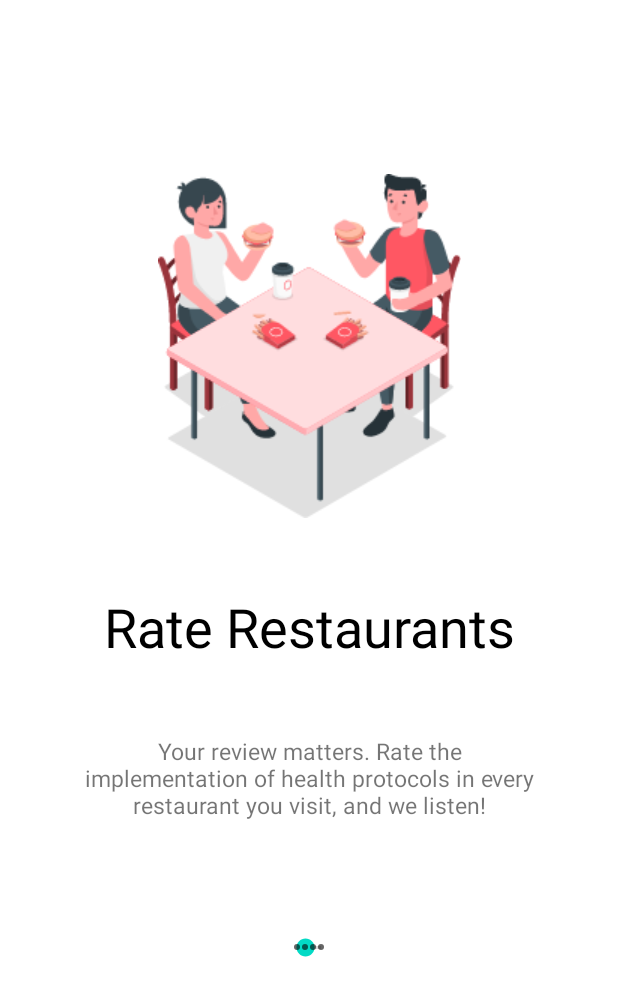
After one commit to JSuryadharma/ratatouille, an Android app: the layout activity_introduction1.xml on its own in the app's theme, with its tools: preview values and no code run, on a phone screen of 412 x 824 dp. The commit adds this screen. Shown: the top 996 px of the screen. Run offline under Robolectric (Android 15) with nearby library versions, the phone set to English and light mode, and no system bars.

Commit message:
Added 2 new activities: - activity_introduction1.xml - fragment_restaurant_menu.xml
activity_introduction1.xml will be used to introduce Ratatouille, followed by 2 more introduction pages (coming soon).

```diff
--- /dev/null
+++ b/app/src/main/res/layout/activity_introduction1.xml
@@ -0,0 +1,57 @@
+<?xml version="1.0" encoding="utf-8"?>
+<androidx.constraintlayout.widget.ConstraintLayout xmlns:android="http://schemas.android.com/apk/res/android"
+    xmlns:app="http://schemas.android.com/apk/res-auto"
+    xmlns:tools="http://schemas.android.com/tools"
+    android:layout_width="match_parent"
+    android:layout_height="match_parent">
+
+    <ImageView
+        android:id="@+id/imageView"
+        android:layout_width="wrap_content"
+        android:layout_height="wrap_content"
+        android:layout_marginTop="116dp"
+        app:layout_constraintEnd_toEndOf="parent"
+        app:layout_constraintStart_toStartOf="parent"
+        app:layout_constraintTop_toTopOf="parent"
+        app:srcCompat="@drawable/introduction1" />
+
+    <TextView
+        android:id="@+id/textView3"
+        android:layout_width="wrap_content"
+        android:layout_height="wrap_content"
+        android:layout_marginTop="48dp"
+        android:text="Rate Restaurants"
+        android:textColor="#000000"
+        android:textSize="36sp"
+        app:layout_constraintEnd_toEndOf="parent"
+        app:layout_constraintStart_toStartOf="parent"
+        app:layout_constraintTop_toBottomOf="@+id/imageView" />
+
+    <TextView
+        android:id="@+id/textView4"
+        android:layout_width="300dp"
+        android:layout_height="wrap_content"
+        android:layout_marginStart="40dp"
+        android:layout_marginTop="48dp"
+        android:layout_marginEnd="40dp"
+        android:text="Your review matters. Rate the implementation of health protocols in every restaurant you visit, and we listen!"
+        android:textAlignment="center"
+        android:textSize="15sp"
+        app:layout_constraintEnd_toEndOf="@+id/textView3"
+        app:layout_constraintHorizontal_bias="0.504"
+        app:layout_constraintStart_toStartOf="@+id/textView3"
+        app:layout_constraintTop_toBottomOf="@+id/textView3" />
+
+    <SeekBar
+        android:id="@+id/seekBar3"
+        style="@style/Widget.AppCompat.SeekBar.Discrete"
+        android:layout_width="wrap_content"
+        android:layout_height="wrap_content"
+        android:layout_marginTop="75dp"
+        android:max="3"
+        android:progress="1"
+        app:layout_constraintEnd_toEndOf="@+id/textView4"
+        app:layout_constraintStart_toStartOf="@+id/textView4"
+        app:layout_constraintTop_toBottomOf="@+id/textView4" />
+
+</androidx.constraintlayout.widget.ConstraintLayout>
```
Also changed, not shown: app/src/main/res/layout/activity_splashscreen.xml (+12 -4 lines), app/src/main/res/layout/fragment_restaurant_menu.xml (added, +41 -0 lines), app/src/main/res/drawable-v24/introduction1.png (added), app/src/main/res/drawable-v24/introduction2.png (added), app/src/main/res/drawable-v24/introduction3.png (added).
